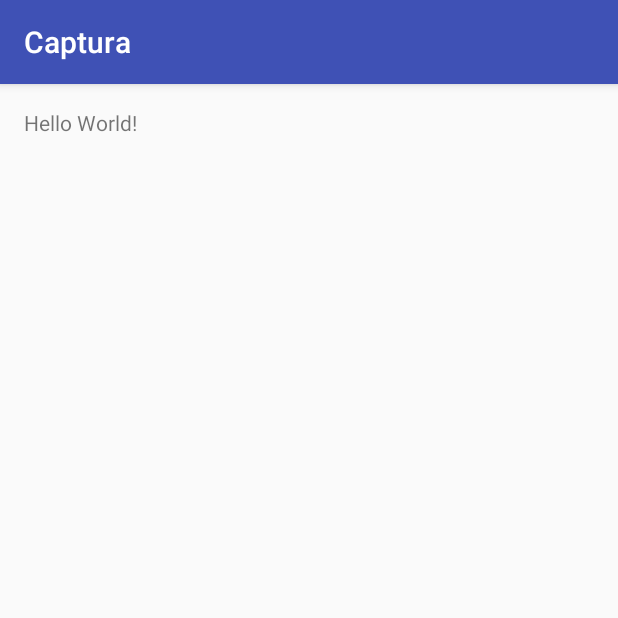
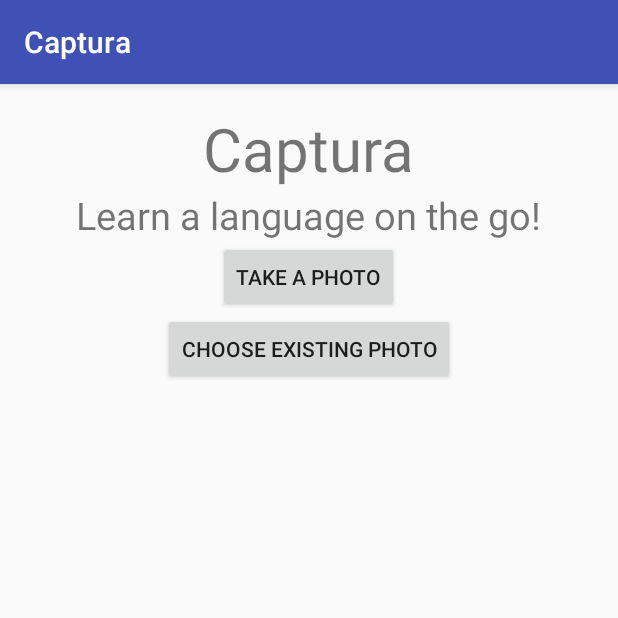
Before and after one commit to RutgersMobileAppClass/Android-Captura, an Android app: the screen it shows after launch (MainActivity), on a phone screen of 412 x 824 dp, the top half of it. Run offline under Robolectric (Android 15) with nearby library versions, the phone set to English and light mode, and no system bars.

Commit message:
Added baseline layout

```diff
--- a/app/src/main/java/finalproject/mobileappclass/com/captura/MainActivity.java
+++ b/app/src/main/java/finalproject/mobileappclass/com/captura/MainActivity.java
@@ -2,6 +2,7 @@ package finalproject.mobileappclass.com.captura;
 
 import android.support.v7.app.AppCompatActivity;
 import android.os.Bundle;
+import android.view.View;
 
 public class MainActivity extends AppCompatActivity {
 
@@ -10,4 +11,10 @@ public class MainActivity extends AppCompatActivity {
         super.onCreate(savedInstanceState);
         setContentView(R.layout.activity_main);
     }
+
+    public void takePhotoClick(View view) {
+    }
+
+    public void choosePhotoClick(View view) {
+    }
 }
--- a/app/src/main/res/layout/activity_main.xml
+++ b/app/src/main/res/layout/activity_main.xml
@@ -1,9 +1,10 @@
 <?xml version="1.0" encoding="utf-8"?>
-<RelativeLayout xmlns:android="http://schemas.android.com/apk/res/android"
+<LinearLayout xmlns:android="http://schemas.android.com/apk/res/android"
     xmlns:tools="http://schemas.android.com/tools"
     android:id="@+id/activity_main"
     android:layout_width="match_parent"
     android:layout_height="match_parent"
+    android:orientation="vertical"
     android:paddingBottom="@dimen/activity_vertical_margin"
     android:paddingLeft="@dimen/activity_horizontal_margin"
     android:paddingRight="@dimen/activity_horizontal_margin"
@@ -13,5 +14,31 @@
     <TextView
         android:layout_width="wrap_content"
         android:layout_height="wrap_content"
-        android:text="Hello World!" />
-</RelativeLayout>
+        android:text="Captura"
+        android:textSize="40dp"
+        android:layout_gravity="center_horizontal"/>
+
+    <TextView
+        android:layout_width="wrap_content"
+        android:layout_height="wrap_content"
+        android:text="Learn a language on the go!"
+        android:textSize="25dp"
+        android:layout_gravity="center_horizontal"/>
+
+    <Button
+        android:layout_width="wrap_content"
+        android:layout_height="wrap_content"
+        android:text="Take a Photo"
+        android:id="@+id/takePhotoButton"
+        android:layout_gravity="center"
+        android:onClick="takePhotoClick"/>
+
+    <Button
+        android:layout_width="wrap_content"
+        android:layout_height="wrap_content"
+        android:text="Choose Existing Photo"
+        android:id="@+id/choosePhotoButton"
+        android:layout_gravity="center"
+        android:onClick="choosePhotoClick" />
+
+</LinearLayout>
```
